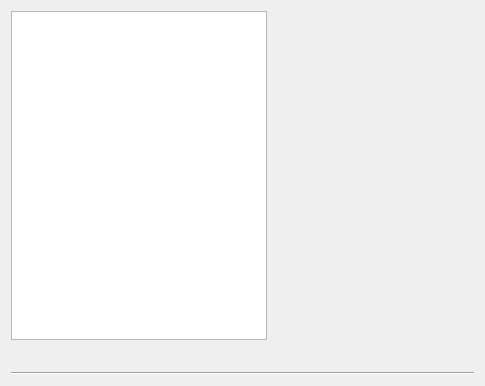
KDE/colord-kde, file colord-kcm/ColordKCM.ui: the form before one commit.
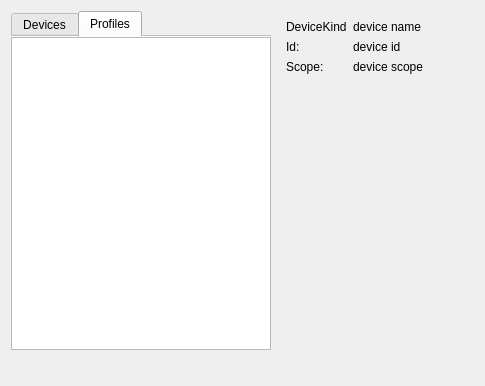
The form after the commit. The open tabs and pages were chosen to show the change. Custom widgets are drawn as their Qt base class.

```diff
--- a/colord-kcm/ColordKCM.ui
+++ b/colord-kcm/ColordKCM.ui
@@ -11,7 +11,23 @@
    </rect>
   </property>
   <layout class="QGridLayout" name="gridLayout">
-   <item row="0" column="0" colspan="2">
+   <item row="0" column="0">
+    <widget class="QTabWidget" name="tabWidget">
+     <property name="currentIndex">
+      <number>0</number>
+     </property>
+     <property name="documentMode">
+      <bool>true</bool>
+     </property>
+     <widget class="QWidget" name="tab">
+      <attribute name="title">
+       <string>Devices</string>
+      </attribute>
+      <layout class="QGridLayout" name="gridLayout_2">
+       <property name="margin">
+        <number>0</number>
+       </property>
+       <item row="0" column="0">
     <widget class="QTreeView" name="devicesTV">
      <property name="sizePolicy">
       <sizepolicy hsizetype="Minimum" vsizetype="Expanding">
@@ -31,6 +47,44 @@
        <height>32</height>
       </size>
      </property>
+         <property name="animated">
+          <bool>true</bool>
+         </property>
+         <attribute name="headerVisible">
+          <bool>false</bool>
+         </attribute>
+        </widget>
+       </item>
+      </layout>
+     </widget>
+     <widget class="QWidget" name="tab_2">
+      <attribute name="title">
+       <string>Profiles</string>
+      </attribute>
+      <layout class="QGridLayout" name="gridLayout_3">
+       <property name="margin">
+        <number>0</number>
+       </property>
+       <item row="0" column="0">
+        <widget class="QTreeView" name="profilesTV">
+         <property name="sizePolicy">
+          <sizepolicy hsizetype="Minimum" vsizetype="Expanding">
+           <horstretch>0</horstretch>
+           <verstretch>0</verstretch>
+          </sizepolicy>
+         </property>
+         <property name="showDropIndicator" stdset="0">
+          <bool>false</bool>
+         </property>
+         <property name="alternatingRowColors">
+          <bool>true</bool>
+         </property>
+         <property name="iconSize">
+          <size>
+           <width>32</width>
+           <height>32</height>
+          </size>
+         </property>
      <property name="rootIsDecorated">
       <bool>false</bool>
      </property>
@@ -40,48 +94,15 @@
      <property name="expandsOnDoubleClick">
       <bool>false</bool>
      </property>
-    </widget>
-   </item>
-   <item row="0" column="2" colspan="2">
-    <widget class="QScrollArea" name="scrollArea">
-     <property name="frameShape">
-      <enum>QFrame::NoFrame</enum>
-     </property>
-     <property name="widgetResizable">
-      <bool>true</bool>
-     </property>
-     <widget class="QWidget" name="scrollAreaWidgetContents">
-      <property name="geometry">
-       <rect>
-        <x>0</x>
-        <y>0</y>
-        <width>217</width>
-        <height>347</height>
-       </rect>
-      </property>
+         <attribute name="headerVisible">
+          <bool>false</bool>
+         </attribute>
+        </widget>
+       </item>
+      </layout>
      </widget>
     </widget>
    </item>
-   <item row="4" column="0" colspan="4">
-    <widget class="Line" name="line">
-     <property name="orientation">
-      <enum>Qt::Horizontal</enum>
-     </property>
-    </widget>
-   </item>
-   <item row="2" column="2">
-    <spacer name="horizontalSpacer_2">
-     <property name="orientation">
-      <enum>Qt::Horizontal</enum>
-     </property>
-     <property name="sizeHint" stdset="0">
-      <size>
-       <width>180</width>
-       <height>20</height>
-      </size>
-     </property>
-    </spacer>
-   </item>
    <item row="2" column="0">
     <widget class="KToolBar" name="toolBar"/>
    </item>
@@ -101,6 +122,60 @@
      </property>
     </spacer>
    </item>
+   <item row="0" column="1">
+    <widget class="QStackedWidget" name="stackedWidget">
+     <property name="currentIndex">
+      <number>1</number>
+     </property>
+     <widget class="QWidget" name="page">
+      <layout class="QFormLayout" name="formLayout">
+       <item row="0" column="0">
+        <widget class="QLabel" name="label">
+         <property name="text">
+          <string>DeviceKind</string>
+         </property>
+        </widget>
+       </item>
+       <item row="0" column="1">
+        <widget class="QLabel" name="label_2">
+         <property name="text">
+          <string>device name</string>
+         </property>
+        </widget>
+       </item>
+       <item row="1" column="0">
+        <widget class="QLabel" name="label_3">
+         <property name="text">
+          <string>Id:</string>
+         </property>
+        </widget>
+       </item>
+       <item row="1" column="1">
+        <widget class="QLabel" name="label_4">
+         <property name="text">
+          <string>device id</string>
+         </property>
+        </widget>
+       </item>
+       <item row="2" column="0">
+        <widget class="QLabel" name="label_5">
+         <property name="text">
+          <string>Scope:</string>
+         </property>
+        </widget>
+       </item>
+       <item row="2" column="1">
+        <widget class="QLabel" name="label_6">
+         <property name="text">
+          <string>device scope</string>
+         </property>
+        </widget>
+       </item>
+      </layout>
+     </widget>
+     <widget class="ProfileDescription" name="page_2"/>
+    </widget>
+   </item>
   </layout>
  </widget>
  <customwidgets>
@@ -109,6 +184,12 @@
    <extends>QToolBar</extends>
    <header location="global">KToolBar</header>
   </customwidget>
+  <customwidget>
+   <class>ProfileDescription</class>
+   <extends>QWidget</extends>
+   <header location="global">ProfileDescription.h</header>
+   <container>1</container>
+  </customwidget>
  </customwidgets>
  <resources/>
  <connections/>
```
Left out of the diff: 3 changed lines with no effect on the pictures. Lines whose indentation alone changed are shown as unchanged.
